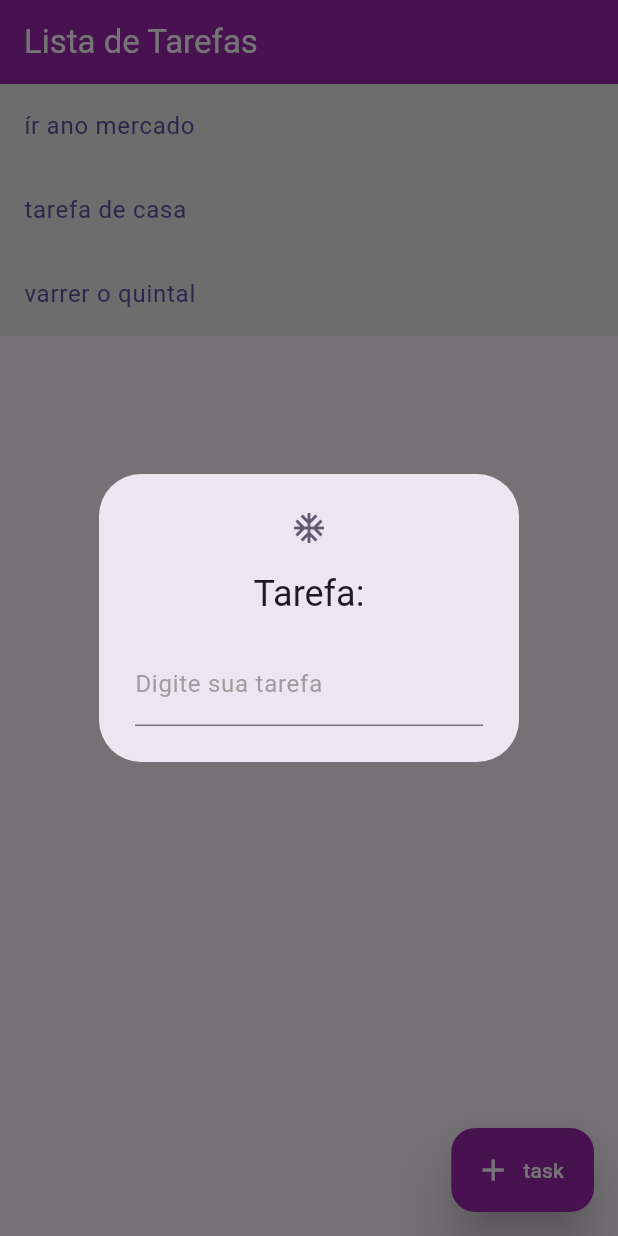
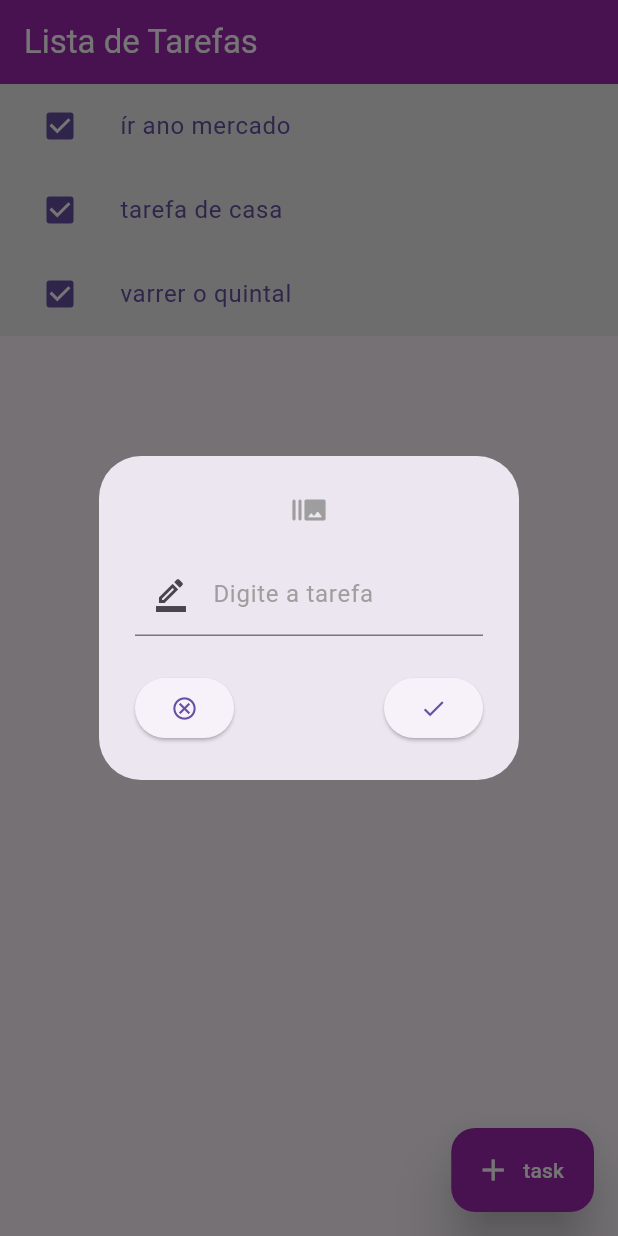
Before and after one commit to CamilaFernandesdev/lista_de_tarefas, a Flutter app: the screen it shows after launch, after a tap on "task", on a phone screen of 412 x 824 dp. Run offline on Flutter 3.47's test engine with Material 3 defaults, Android fonts, the phone set to English and light mode, and no system bars.

```diff
--- a/lista_de_tarefas/lib/views/home.dart
+++ b/lista_de_tarefas/lib/views/home.dart
@@ -1,4 +1,5 @@
 import 'package:flutter/material.dart';
+import 'package:path_provider/path_provider.dart';
 import 'package:lista_de_tarefas/widget/add_task.dart';
 
 class Home extends StatefulWidget {
@@ -14,6 +15,10 @@ class _HomeState extends State<Home> {
     'tarefa de casa',
     'varrer o quintal'
   ];
+
+  _saveTask(){
+
+  }
 
   @override
   Widget build(BuildContext context) {
@@ -43,12 +48,14 @@ class _HomeState extends State<Home> {
                   textColor: Colors.white,
                   selected: true,
                   selectedTileColor: Colors.grey[200],
-
+                  leading: Checkbox(value: true, onChanged: (bool? value){}),
                   );
 
               }
         ),
-        )],
+
+        ),
+        ],
       ),
     );
   }
--- a/lista_de_tarefas/lib/widget/add_task.dart
+++ b/lista_de_tarefas/lib/widget/add_task.dart
@@ -5,15 +5,28 @@ void addTask(context) {
       context: context,
       builder: (context) {
         return AlertDialog(
-          title: const Text("Tarefa:"),
           content: TextField(
             decoration: InputDecoration(
-              labelText: "Digite sua tarefa",
-              labelStyle: TextStyle(
-                color: Colors.grey
-              )),
+                prefixIcon: Icon(Icons.border_color_outlined),
+                iconColor: Colors.grey,
+                labelText: "Digite a tarefa",
+                labelStyle: TextStyle(color: Colors.grey)),
           ),
-          icon: Icon(Icons.ac_unit),
+          icon: Icon(Icons.burst_mode_rounded),
+          iconColor: Colors.grey,
+          actions: [
+            Row(
+              mainAxisAlignment: MainAxisAlignment.spaceBetween,
+              children: [
+                ElevatedButton(onPressed: () => Navigator.pop(context), child: Icon(Icons.cancel_outlined)),
+                ElevatedButton(onPressed: () {
+              Navigator.pop(context);
+            }, child: Icon(Icons.check)),
+              ],
+            )
+
+
+          ],
         );
       });
 }
--- a/lista_de_tarefas/pubspec.yaml
+++ b/lista_de_tarefas/pubspec.yaml
@@ -34,6 +34,7 @@ dependencies:
   # The following adds the Cupertino Icons font to your application.
   # Use with the CupertinoIcons class for iOS style icons.
   cupertino_icons: ^1.0.8
+  path_provider: ^2.1.5
 
 dev_dependencies:
   flutter_test:
```
Also changed, not shown: lista_de_tarefas/lib/model/todo_model.dart (+10 -4 lines), lista_de_tarefas/pubspec.lock, 7 other files.
